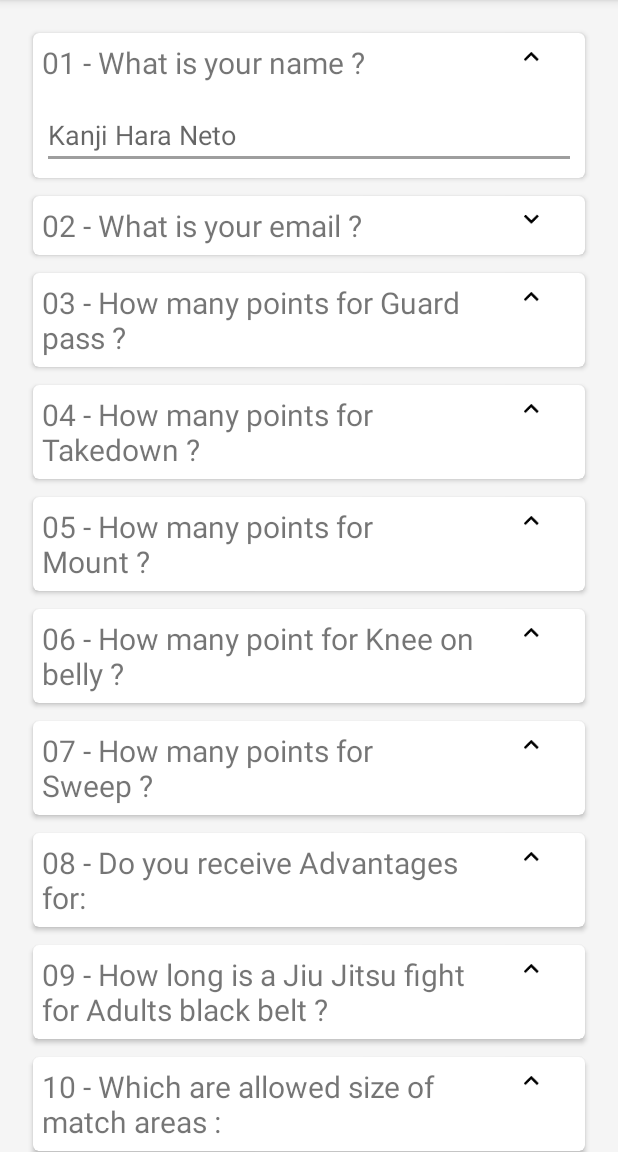
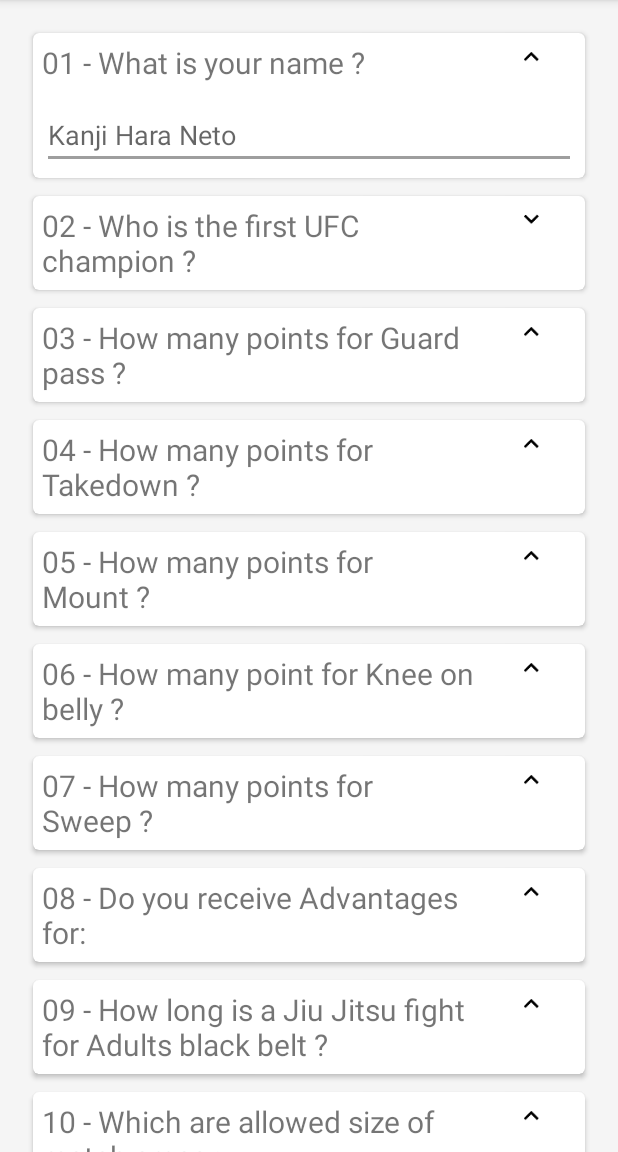
Before and after one commit to Cordlesswire/QuizUdacity, an Android app: the screen it shows after launch (MainActivity), on a phone screen of 412 x 824 dp, the part 84-1236 px from its top. Run offline under Robolectric (Android 15) with nearby library versions, the phone set to English and light mode, and no system bars.

Commit message:
Fixing Review#1

```diff
--- a/app/src/main/res/layout/question_02.xml
+++ b/app/src/main/res/layout/question_02.xml
@@ -23,8 +23,8 @@
             <EditText
                 android:id="@+id/edit_question_2"
                 style="@style/CardAnswerEditStyle"
-                android:hint="hkanjih@gmail.com"
-                android:inputType="textEmailAddress"/>
+                android:hint="Gracie Familly"
+                android:inputType="textCapWords"/>
         </LinearLayout>
     </LinearLayout>
 </android.support.v7.widget.CardView>
--- a/app/src/main/res/values/strings.xml
+++ b/app/src/main/res/values/strings.xml
@@ -1,7 +1,7 @@
 <resources xmlns:xliff="urn:oasis:names:tc:xliff:document:1.2">
     <string name="app_name">Quiz Jiu Jitsu</string>
     <string name="question1">01 - What is your name ?</string>
-    <string name="question2">02 - What is your email ?</string>
+    <string name="question2">02 - Who is the first UFC champion ?</string>
     <string name="question3">03 - How many points for "Guard pass" ?</string>
     <string name="question4">04 - How many points for Takedown ?</string>
     <string name="question5">05 - How many points for "Mount" ?</string>
```
Also changed, not shown: app/src/main/java/com/example/android/quizjiujitsu/MainActivity.java (+7 -1 lines), 1 other file.
